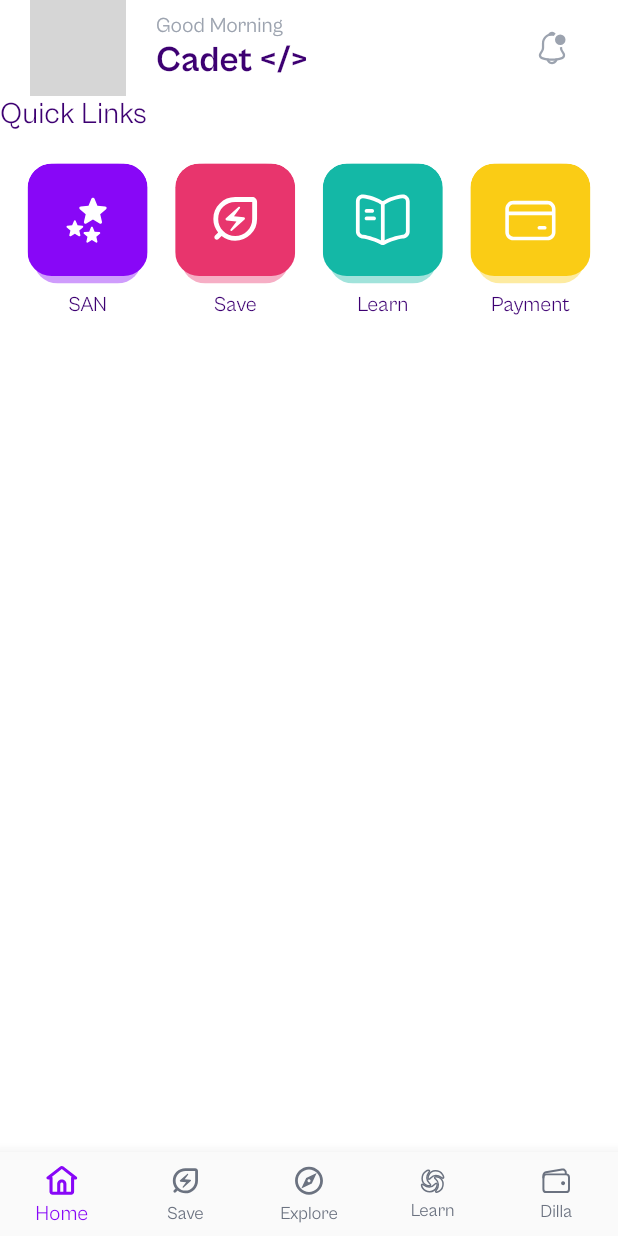
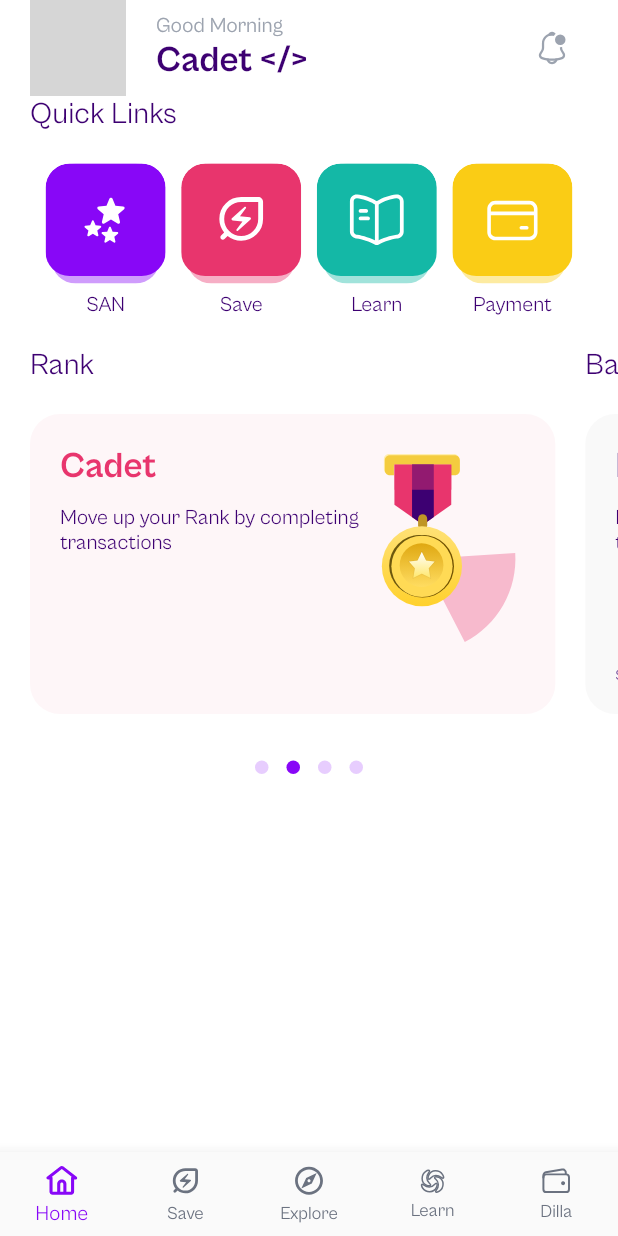
Before and after one commit to faithomotoso/stackivy_ardilla, a Flutter app: the Dashboard screen opened by its route, on a phone screen of 412 x 824 dp. Run offline on Flutter 3.47's test engine with Material 2 defaults, Android fonts, the phone set to English and light mode, and no system bars; drawn by our look-alikes of dots_indicator, flutter_slider_drawer; our stand-ins replace cached_network_image, email_validator, flutter_svg, visibility_detector; missing offline and left inert: open_mail_app; accounts and stored records are empty; network calls fail; grey boxes are pictures that could not be loaded.

Commit message:
Added extras section

```diff
--- a/lib/ui/pages/dashboard/dashboard.dart
+++ b/lib/ui/pages/dashboard/dashboard.dart
@@ -7,6 +7,7 @@ import 'package:stackivy_ardilla/ui/utils/colors.dart';
 import 'package:stackivy_ardilla/ui/utils/utils.dart';
 import 'package:stackivy_ardilla/ui/widgets/dashboard_header.dart';
 import 'package:stackivy_ardilla/ui/widgets/drawer.dart';
+import 'package:stackivy_ardilla/ui/widgets/extra_features_section.dart';
 import 'package:stackivy_ardilla/ui/widgets/quick_links_section.dart';
 
 class Dashboard extends StatefulWidget {
@@ -94,9 +95,17 @@ class _DashboardState extends State<Dashboard> {
               child: Column(
                 children: [
                   const DashboardHeader(),
-                  Expanded(child: ListView(
-                    children: [
-                      const QuickLinksSection(),
+                  Expanded(
+                      child: ListView(
+                    children: const [
+                      Padding(
+                        padding: EdgeInsets.symmetric(horizontal: 20.0),
+                        child: QuickLinksSection(),
+                      ),
+                      SizedBox(
+                        height: 20,
+                      ),
+                      ExtraFeaturesSection()
                     ],
                   ))
                 ],
--- a/lib/ui/utils/colors.dart
+++ b/lib/ui/utils/colors.dart
@@ -12,4 +12,8 @@ class AppColors {
   static const Color cE8356D = Color(0xFFE8356D);
   static const Color c14B8A6 = Color(0xFF14B8A6);
   static const Color cFACC15 = Color(0xFFFACC15);
+  static const Color cFEF6F8 = Color(0xFFFEF6F8);
+  static const Color cF9F9F9 = Color(0xFFF9F9F9);
+  static const Color cF0F0FF = Color(0xFFF0F0FF);
+  static const Color c8E15F8 = Color(0xFF8E15F8);
 }
--- /dev/null
+++ b/lib/ui/widgets/extra_features_item.dart
@@ -0,0 +1,148 @@
+import 'package:flutter/cupertino.dart';
+import 'package:flutter/material.dart';
+import 'package:flutter_svg/flutter_svg.dart';
+import 'package:stackivy_ardilla/ui/utils/colors.dart';
+
+class SvgIconProps {
+  final double? top;
+  final double? left;
+  final double? right;
+  final double? bottom;
+  final double? size;
+
+  const SvgIconProps({
+    this.top,
+    this.left,
+    this.right,
+    this.bottom,
+    this.size,
+  });
+}
+
+class ExtraFeaturesItem extends StatelessWidget {
+  final String featureName;
+  final String featureTitle;
+  final String featureSubtitle;
+  final Color color;
+  final Color? titleColor;
+  final String svgIconPath;
+  final VoidCallback? onTap;
+  final SvgIconProps svgIconProps;
+  final Widget? extra;
+  final SvgIconProps? extraPosProps;
+
+  const ExtraFeaturesItem(
+      {required this.featureName,
+      required this.featureTitle,
+      required this.featureSubtitle,
+      required this.color,
+      required this.svgIconPath,
+      this.titleColor,
+      this.onTap,
+      this.svgIconProps = const SvgIconProps(),
+      this.extra,
+      this.extraPosProps,
+      Key? key})
+      : super(key: key);
+
+  @override
+  Widget build(BuildContext context) {
+    return Column(
+      crossAxisAlignment: CrossAxisAlignment.start,
+      children: [
+        Text(
+          featureName,
+          style: Theme.of(context)
+              .textTheme
+              .headline6!
+              .copyWith(color: AppColors.c3D0072),
+        ),
+        const SizedBox(
+          height: 20,
+        ),
+        Container(
+          height: 200,
+          width: MediaQuery.of(context).size.width * 0.85,
+          decoration: BoxDecoration(
+              borderRadius: BorderRadius.circular(20), color: color),
+          child: LayoutBuilder(
+            builder: (ctx, constraints) {
+              return Stack(
+                children: [
+                  // Icon first
+                  Positioned.fill(
+                      child: Padding(
+                    padding: const EdgeInsets.all(20.0),
+                    child: Column(
+                      crossAxisAlignment: CrossAxisAlignment.start,
+                      children: [
+                        Text(
+                          featureTitle,
+                          style: Theme.of(context)
+                              .textTheme
+                              .headline5!
+                              .copyWith(
+                                  color: titleColor ?? AppColors.c3D0072,
+                                  fontWeight: FontWeight.bold),
+                        ),
+                        const SizedBox(
+                          height: 10,
+                        ),
+                        SizedBox(
+                          width: constraints.maxWidth * 0.6,
+                          child: Text(
+                            featureSubtitle,
+                            style: const TextStyle(color: AppColors.c3D0072),
+                          ),
+                        ),
+                        const SizedBox(
+                          height: 20,
+                        ),
+                        if (onTap != null)
+                          TextButton(
+                              onPressed: onTap,
+                              style: TextButton.styleFrom(
+                                foregroundColor: AppColors.c8E15F8,
+                              ),
+                              child: Row(
+                                mainAxisSize: MainAxisSize.min,
+                                children: const [
+                                  Text("Click here"),
+                                  SizedBox(
+                                    width: 10,
+                                  ),
+                                  Icon(CupertinoIcons.arrow_right)
+                                ],
+                              ))
+                      ],
+                    ),
+                  )),
+                  Positioned(
+                      top: svgIconProps.top,
+                      left: svgIconProps.left,
+                      right: svgIconProps.right,
+                      bottom: svgIconProps.bottom,
+                      child: SvgPicture.asset(
+                        svgIconPath,
+                        height: svgIconProps.size,
+                        width: svgIconProps.size,
+                      )),
+                  if (extra != null)
+                    Positioned(
+                        top: extraPosProps?.top,
+                        left: extraPosProps?.left,
+                        right: extraPosProps?.right,
+                        bottom: extraPosProps?.bottom,
+                        child: Padding(
+                          padding: const EdgeInsets.all(20.0),
+                          child: extra!,
+                        ))
+                ],
+              );
+            },
+          ),
+        ),
+      ],
+    );
+  }
+}
--- /dev/null
+++ b/lib/ui/widgets/extra_features_section.dart
@@ -0,0 +1,118 @@
+import 'package:dots_indicator/dots_indicator.dart';
+import 'package:flutter/material.dart';
+import 'package:flutter_svg/flutter_svg.dart';
+import 'package:stackivy_ardilla/ui/utils/colors.dart';
+import 'package:stackivy_ardilla/ui/utils/utils.dart';
+import 'package:stackivy_ardilla/ui/widgets/extra_features_item.dart';
+import 'package:visibility_detector/visibility_detector.dart';
+
+class ExtraFeaturesSection extends StatefulWidget {
+  const ExtraFeaturesSection({Key? key}) : super(key: key);
+
+  @override
+  State<ExtraFeaturesSection> createState() => _ExtraFeaturesSectionState();
+}
+
+class _ExtraFeaturesSectionState extends State<ExtraFeaturesSection> {
+  final List slides = [
+    ExtraFeaturesItem(
+      featureName: "Rank",
+      featureTitle: "Cadet",
+      featureSubtitle: "Move up your Rank by completing transactions",
+      titleColor: AppColors.cE8356D,
+      color: AppColors.cFEF6F8,
+      svgIconPath: getFullSvgPath(iconName: "cadet.svg"),
+      svgIconProps: const SvgIconProps(right: 10, top: 0, bottom: 0),
+    ),
+    ExtraFeaturesItem(
+      featureName: "Badges",
+      featureTitle: "Beginner",
+      featureSubtitle: "Move up your Badge by completing transactions",
+      titleColor: AppColors.c3D0072,
+      color: AppColors.cF9F9F9,
+      svgIconPath: getFullSvgPath(iconName: "beginner_badge.svg"),
+      svgIconProps: const SvgIconProps(
+        bottom: -50,
+        right: -60,
+      ),
+      extra: Column(
+        mainAxisSize: MainAxisSize.min,
+        children: [
+          SvgPicture.asset(getFullSvgPath(iconName: "super_saver.svg")),
+          const Text(
+            "Super Saver",
+            style: TextStyle(color: AppColors.c3D0072, fontSize: 10),
+          )
+        ],
+      ),
+      extraPosProps: const SvgIconProps(bottom: 0, left: 0),
+    ),
+    ExtraFeaturesItem(
+      featureName: "Referrals",
+      featureTitle: "Refer & Earn",
+      featureSubtitle: "Invite using your Kode Hex.",
+      color: AppColors.cF0F0FF,
+      svgIconPath: getFullSvgPath(iconName: "referral_coin.svg"),
+      svgIconProps: const SvgIconProps(right: 0, bottom: 0),
+      onTap: () {},
+    ),
+    ExtraFeaturesItem(
+      featureName: "Money Wise",
+      featureTitle: "Financial nuggets",
+      featureSubtitle: "Take a step towards financial literacy with financial "
+          "advice from the best minds in the game.",
+      color: AppColors.cF9F9F9,
+      svgIconPath: getFullSvgPath(iconName: "financial_nuggets.svg"),
+      svgIconProps: const SvgIconProps(right: 0, bottom: 0),
+      onTap: () {},
+    ),
+  ];
+  final ValueNotifier<int> slideIndexNotifier = ValueNotifier(0);
+
+  @override
+  void dispose() {
+    slideIndexNotifier.dispose();
+    super.dispose();
+  }
+
+  @override
+  Widget build(BuildContext context) {
+    return Column(
+      children: [
+        SizedBox(
+          height: 270,
+          child: ListView.separated(
+            scrollDirection: Axis.horizontal,
+            padding: const EdgeInsets.symmetric(horizontal: 20),
+            itemCount: slides.length,
+            separatorBuilder: (ctx, index) =>
+            const SizedBox(
+              width: 20,
+            ),
+            itemBuilder: (ctx, index) {
+              return VisibilityDetector(
+                  key: Key("visible-$index"),
+                  child: slides.elementAt(index),
+                  onVisibilityChanged: (info) {
+                    double visiblePercentage = info.visibleFraction * 100;
+                    if (visiblePercentage > 90) {
+                      slideIndexNotifier.value = index;
+                    }
+                  });
+            },
+          ),
+        ),
+        ValueListenableBuilder<int>(
+            valueListenable: slideIndexNotifier,
+            builder: (ctx, index, child) {
+              return DotsIndicator(
+                dotsCount: slides.length,
+                position: index,
+                decorator: const DotsDecorator(
+                    color: AppColors.cE7CDFE, activeColor: AppColors.primary),
+              );
+            })
+      ],
+    );
+  }
+}
--- a/pubspec.yaml
+++ b/pubspec.yaml
@@ -44,6 +44,7 @@ dependencies:
   url_launcher: ^6.1.11
   flutter_slider_drawer: ^2.1.3
   cached_network_image: ^3.2.3
+  visibility_detector: ^0.4.0+2
 
 dev_dependencies:
   flutter_test:
```
Also changed, not shown: assets/svgs/beginner_badge.svg (added), assets/svgs/cadet.svg (added), assets/svgs/financial_nuggets.svg (added), assets/svgs/referral_coin.svg (added), assets/svgs/super_saver.svg (added), pubspec.lock.
